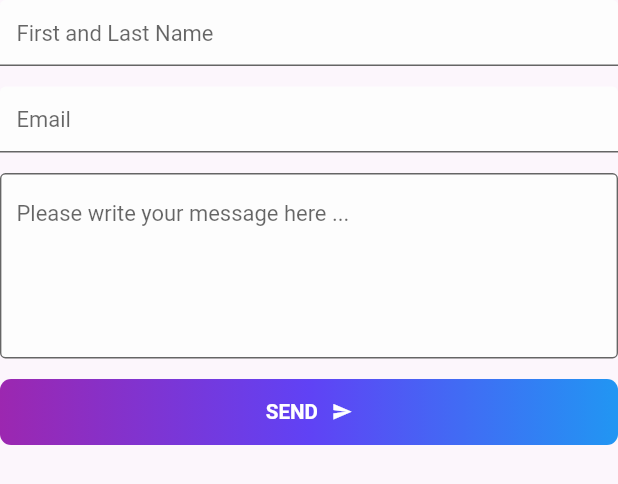
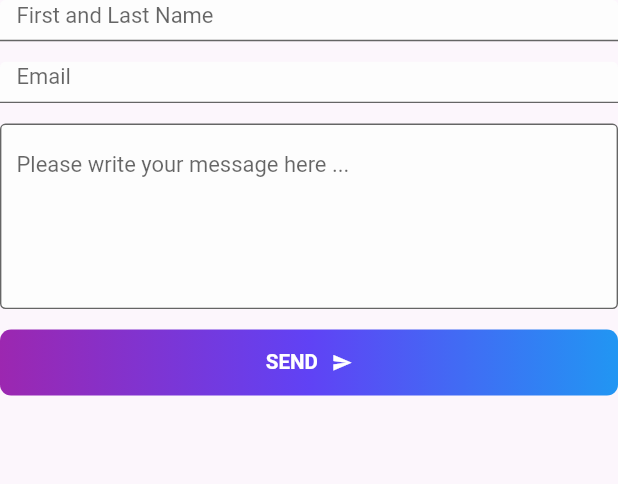
Before and after one commit to behong1999/my-portfolio, a Flutter app: the ContactForm widget shown alone on an empty page, opened directly, on a phone screen of 412 x 824 dp. Shown: the top 484 px of the screen. Run offline on Flutter 3.47's test engine with Material 2 defaults, Android fonts, the light colour scheme and no system bars; our stand-ins replace cached_network_image, carousel_slider, flutter_icons_null_safety, google_fonts, responsive_framework, scrollable_positioned_list and 1 more; accounts and stored records are empty.

Commit message:
responsiveness fix

```diff
--- a/lib/pages/home/components/contact_section.dart
+++ b/lib/pages/home/components/contact_section.dart
@@ -79,7 +79,7 @@ class ContactFormState extends State<ContactForm> {
   Widget build(BuildContext context) {
     return SizedBox(
       height: ScreenHelper.isMobile(context)
-          ? MediaQuery.of(context).size.height * 0.55
+          ? MediaQuery.of(context).size.height * 0.32
           : MediaQuery.of(context).size.height * 0.18,
       child: Form(
           key: _formKey,
@@ -93,14 +93,16 @@ class ContactFormState extends State<ContactForm> {
                   : Axis.horizontal,
               children: [
                 Expanded(
-                  flex: ScreenHelper.isMobile(context) ? 0 : 1,
+                  flex: ScreenHelper.isMobile(context) ? 1 : 1,
                   child: Column(
                     children: [
-                      ContactTextField(
-                        controller: _name,
-                        hint: 'First and Last Name',
-                        validator: (value) =>
-                            value!.isEmpty ? 'Empty Input' : null,
+                      Expanded(
+                        child: ContactTextField(
+                          controller: _name,
+                          hint: 'First and Last Name',
+                          validator: (value) =>
+                              value!.isEmpty ? 'Empty Input' : null,
+                        ),
                       ),
                       const SizedBox(height: 15),
                       Expanded(
--- a/lib/pages/home/components/pokedex_ad.dart
+++ b/lib/pages/home/components/pokedex_ad.dart
@@ -47,7 +47,7 @@ class PokedexAd extends StatelessWidget {
                       children: [
                         Positioned(
                           top: -40,
-                          left: 180,
+                          left: ScreenHelper.isMobile(context) ? 150 : 180,
                           child: Image.asset(
                             Assets.pokeBall.path,
                             width: 150,
```
